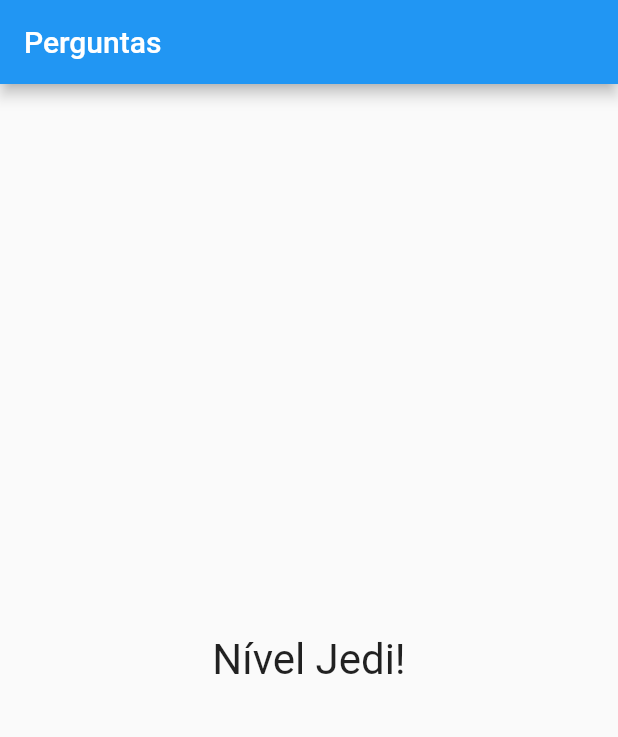
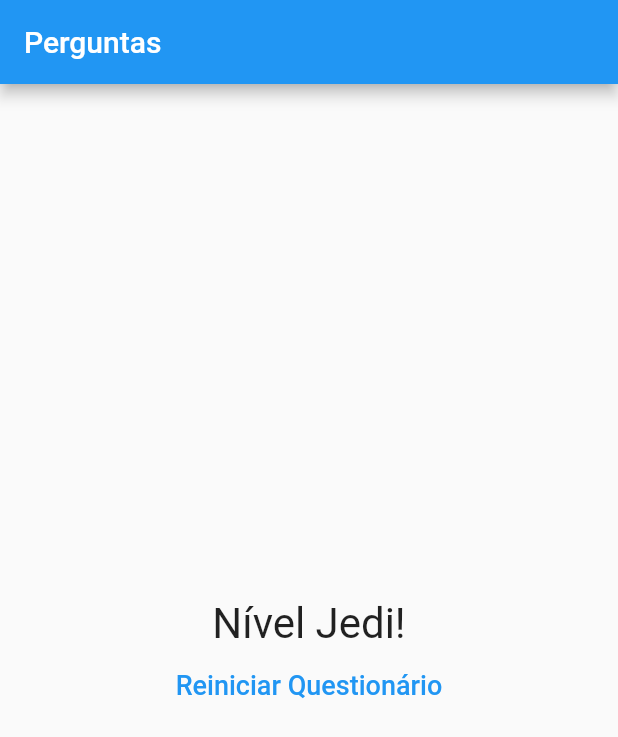
Before and after one commit to arthurrossibr/flutter-projeto-perguntas, a Flutter app: the screen it shows after launch, after a tap on "Preto", after a tap on "Gato", after a tap on "Ônibus", on a phone screen of 412 x 824 dp. Shown: the top 737 px of the screen. Run offline on Flutter 3.47's test engine with Material 2 defaults, Android fonts, the phone set to English and light mode, and no system bars.

Commit message:
Adicionando sistema de reiniciar questionário

```diff
--- a/lib/main.dart
+++ b/lib/main.dart
@@ -55,6 +55,13 @@ class _PerguntasAppState extends State<PerguntasApp> {
     }
   }
 
+  void _reiniciarQuestionario() {
+    setState(() {
+      _perguntaSelecionada = 0;
+      _pontuacaoTotal = 0;
+    });
+  }
+
   bool get temPerguntaSelecionada {
     return _perguntaSelecionada < _perguntas.length;
   }
@@ -70,8 +77,9 @@ class _PerguntasAppState extends State<PerguntasApp> {
             ? Questionario(
                 perguntas: _perguntas,
                 perguntaSelecionada: _perguntaSelecionada,
-                quandoResponder: _responder)
-            : Resultado(_pontuacaoTotal),
+                quandoResponder: _responder,
+              )
+            : Resultado(_pontuacaoTotal, _reiniciarQuestionario),
       ),
     );
   }
--- a/lib/questionario.dart
+++ b/lib/questionario.dart
@@ -28,10 +28,8 @@ class Questionario extends StatelessWidget {
       children: <Widget>[
         Questao(perguntas[perguntaSelecionada]['texto'].toString()),
         ...respostas.map((resp) {
-          return Resposta(
-              resp['texto'].toString(),
-              () => quandoResponder(int.parse(resp['pontos'].toString()))
-          );
+          return Resposta(resp['texto'].toString(),
+              () => quandoResponder(int.parse(resp['pontos'].toString())));
         }).toList(),
         // ... é um spread operator
       ],
--- a/lib/resultado.dart
+++ b/lib/resultado.dart
@@ -1,9 +1,11 @@
 import 'package:flutter/material.dart';
 
 class Resultado extends StatelessWidget {
-  const Resultado(this.pontuacao, {Key? key}) : super(key: key);
+  const Resultado(this.pontuacao, this.quandoReiniciarQuestionario, {Key? key})
+      : super(key: key);
 
   final int pontuacao;
+  final void Function() quandoReiniciarQuestionario;
 
   String get fraseResultado {
     if (pontuacao < 8) {
@@ -19,10 +21,25 @@ class Resultado extends StatelessWidget {
 
   @override
   Widget build(BuildContext context) {
-    return Center(
-      child: Text(
-          fraseResultado,
-          style: const TextStyle(fontSize: 28), textAlign: TextAlign.center),
+    return Column(
+      mainAxisAlignment: MainAxisAlignment.center,
+      children: [
+        Center(
+          child: Text(fraseResultado,
+              style: const TextStyle(fontSize: 28),
+              textAlign: TextAlign.center),
+        ),
+        TextButton(
+          onPressed: quandoReiniciarQuestionario,
+          child: const Text(
+            'Reiniciar Questionário',
+            style: TextStyle(
+              fontSize: 18,
+              color: Colors.blue,
+            ),
+          ),
+        ),
+      ],
     );
   }
 }
```
